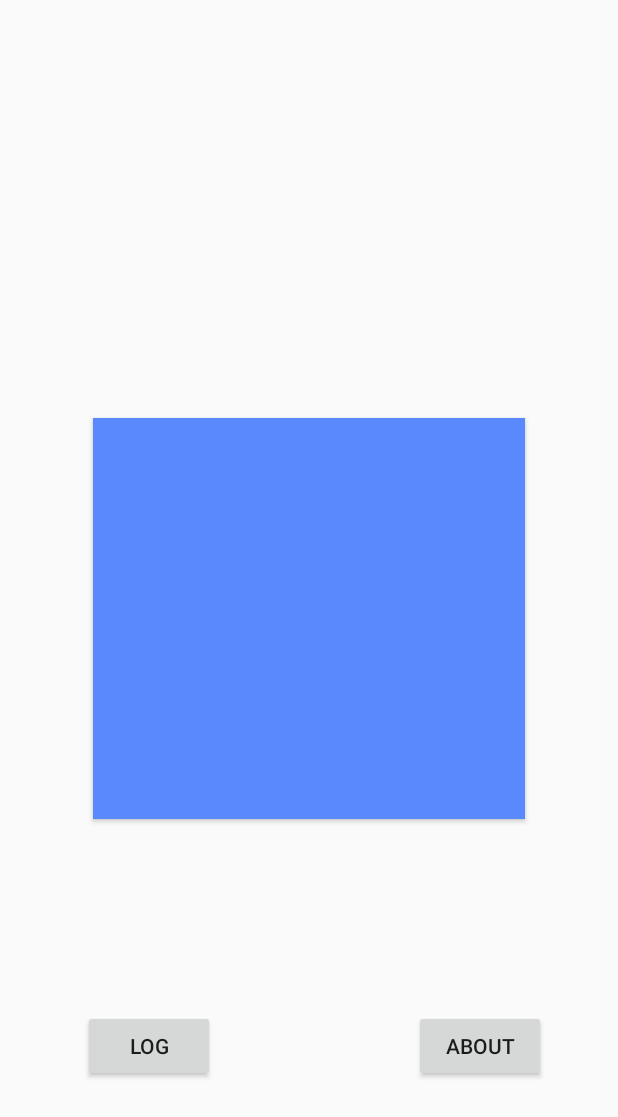
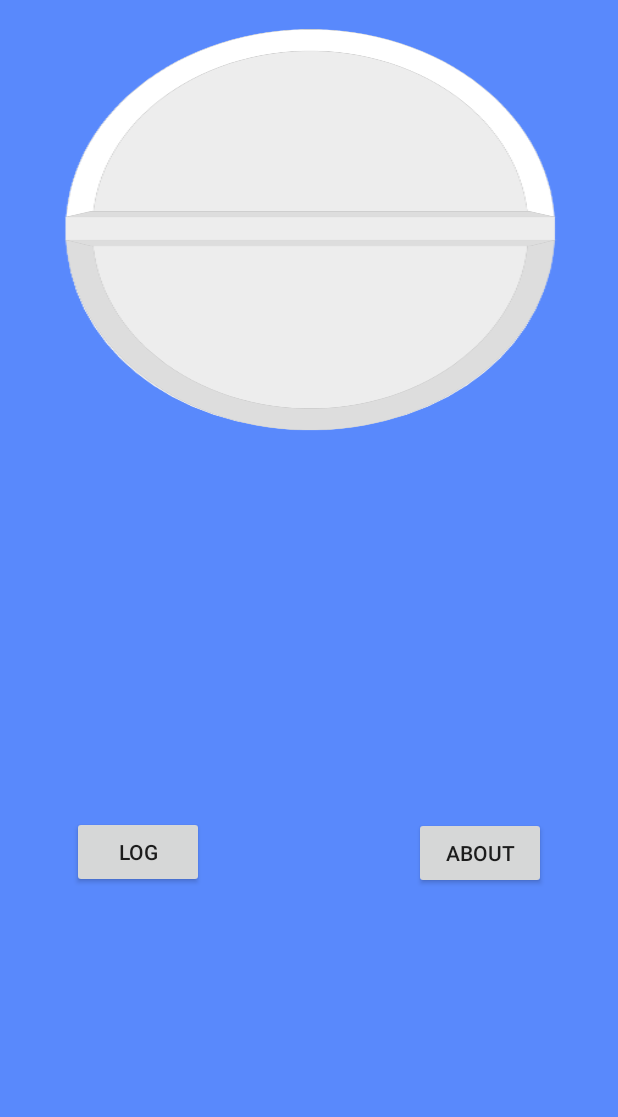
Before and after one commit to seaneberhard/start-up-weekend, an Android app: the layout activity_main.xml on its own in the app's theme, with its tools: preview values and no code run, on a phone screen of 412 x 824 dp. Shown: the top 1117 px of the screen. Run offline under Robolectric (Android 15) with nearby library versions, the phone set to English and light mode, and no system bars.

Commit message:
Button replaced with pill and some text/colour changes

```diff
--- /dev/null
+++ b/pillproject1/app/src/main/res/drawable/button_image.xml
@@ -0,0 +1,7 @@
+<?xml version="1.0" encoding="utf-8"?>
+<selector xmlns:android="http://schemas.android.com/apk/res/android">
+    <item android:state_focused="true" android:state_pressed="false" android:drawable="@drawable/white_pill_11" />
+    <item android:state_focused="true" android:state_pressed="true" android:drawable="@drawable/white_pill_11" />
+    <item android:state_focused="false" android:state_pressed="true" android:drawable="@drawable/white_pill_11" />
+    <item android:drawable="@drawable/white_pill_11" />
+</selector>
--- a/pillproject1/app/src/main/res/layout/activity_main.xml
+++ b/pillproject1/app/src/main/res/layout/activity_main.xml
@@ -4,8 +4,29 @@
     xmlns:tools="http://schemas.android.com/tools"
     android:layout_width="match_parent"
     android:layout_height="match_parent"
+    android:background="@color/colorAccent"
     tools:context="com.lucyeberhard.pillproject1.MainActivity">
 
+    <Button
+        android:id="@+id/countdown"
+        android:layout_width="match_parent"
+        android:layout_height="0dp"
+        android:layout_marginEnd="16dp"
+        android:layout_marginLeft="4dp"
+        android:layout_marginRight="4dp"
+        android:layout_marginStart="16dp"
+        android:background="@drawable/button_image"
+        android:onClick="pop"
+        android:text=""
+        android:textColor="@color/colorPrimaryDark"
+        android:textSize="36sp"
+        app:layout_constraintLeft_toLeftOf="parent"
+        app:layout_constraintRight_toRightOf="parent"
+        tools:layout_constraintBottom_creator="1"
+        tools:layout_constraintTop_creator="1"
+        tools:layout_editor_absoluteY="86dp" />
+
+    <!--
     <Button
         android:id="@+id/countdown"
         android:layout_width="288dp"
@@ -25,19 +46,21 @@
         app:layout_constraintTop_toTopOf="parent"
         tools:layout_constraintBottom_creator="1"
         tools:layout_constraintTop_creator="1" />
+    -->
 
     <Button
         android:id="@+id/button"
         android:layout_width="wrap_content"
         android:layout_height="wrap_content"
-        android:layout_marginBottom="8dp"
-        android:layout_marginLeft="55dp"
-        android:layout_marginTop="32dp"
+        android:layout_marginBottom="16dp"
+        android:layout_marginLeft="48dp"
+        android:layout_marginTop="8dp"
         android:onClick="openLog"
         android:text="Log"
         app:layout_constraintBottom_toBottomOf="parent"
         app:layout_constraintLeft_toLeftOf="parent"
-        app:layout_constraintTop_toBottomOf="@+id/countdown" />
+        app:layout_constraintTop_toBottomOf="@+id/countdown"
+        app:layout_constraintVertical_bias="0.51" />
 
     <Button
         android:id="@+id/button2"
@@ -45,14 +68,15 @@
         android:layout_height="wrap_content"
         android:onClick="comeAbout"
         android:text="About"
-        android:layout_marginTop="32dp"
+        android:layout_marginTop="8dp"
         app:layout_constraintTop_toBottomOf="@+id/countdown"
         android:layout_marginRight="48dp"
         app:layout_constraintRight_toRightOf="parent"
         app:layout_constraintBottom_toBottomOf="parent"
-        android:layout_marginBottom="8dp"
+        android:layout_marginBottom="16dp"
         app:layout_constraintLeft_toRightOf="@+id/button"
         android:layout_marginLeft="8dp"
-        app:layout_constraintHorizontal_bias="1.0" />
+        app:layout_constraintHorizontal_bias="1.0"
+        app:layout_constraintVertical_bias="0.512" />
 
 </android.support.constraint.ConstraintLayout>
--- a/pillproject1/app/src/main/res/values/colors.xml
+++ b/pillproject1/app/src/main/res/values/colors.xml
@@ -1,6 +1,6 @@
 <?xml version="1.0" encoding="utf-8"?>
 <resources>
     <color name="colorPrimary">#3F51B5</color>
-    <color name="colorPrimaryDark">#303F9F</color>
+    <color name="colorPrimaryDark">#303f9f</color>
     <color name="colorAccent">#5989fc</color>
 </resources>
```
Also changed, not shown: pillproject1/app/src/main/res/layout/activity_about.xml (+26 -0 lines), pillproject1/app/src/main/res/values/strings.xml (+9 -3 lines), pillproject1/app/src/main/res/drawable-xxhdpi/white_pill_11.png (added).
